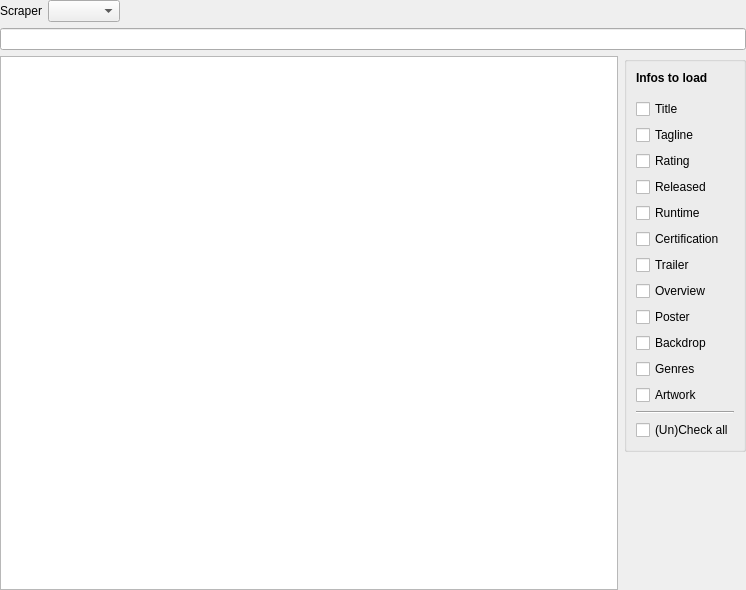
This is src/ui/concerts/ConcertSearchWidget.ui in Komet/MediaElch as Qt 5 draws it before an edit. The edited form follows.
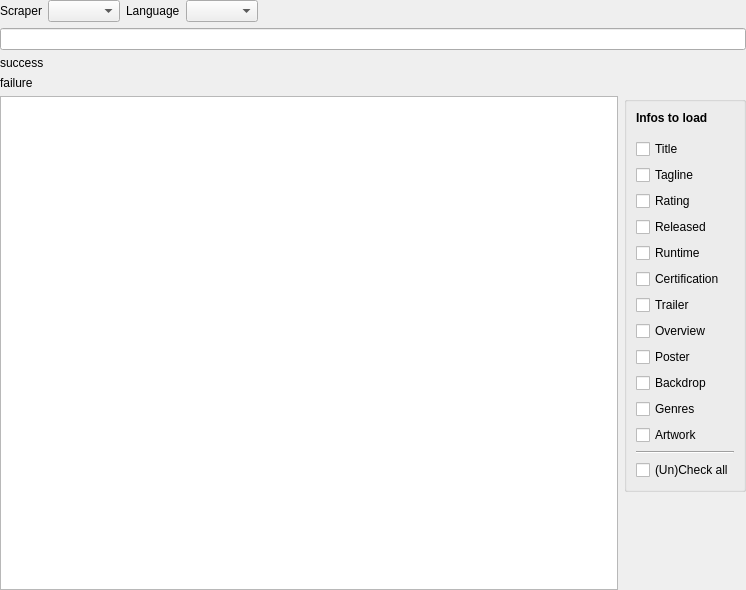
This is the edited form. Custom widgets are drawn as their Qt base class.

Commit message: [ConcertSearchWidget] Add language combo box to UI

```diff
--- a/src/ui/concerts/ConcertSearchWidget.ui
+++ b/src/ui/concerts/ConcertSearchWidget.ui
@@ -35,6 +35,16 @@
      <item>
       <widget class="QComboBox" name="comboScraper"/>
      </item>
+     <item>
+      <widget class="QLabel" name="lblLanguage">
+       <property name="text">
+        <string>Language</string>
+       </property>
+      </widget>
+     </item>
+     <item>
+      <widget class="LanguageCombo" name="comboLanguage"/>
+     </item>
      <item>
       <spacer name="horizontalSpacer_3">
        <property name="orientation">
@@ -53,6 +63,20 @@
    <item>
     <widget class="MyLineEdit" name="searchString"/>
    </item>
+   <item>
+    <widget class="QLabel" name="lblSuccessMessage">
+     <property name="text">
+      <string notr="true">success</string>
+     </property>
+    </widget>
+   </item>
+   <item>
+    <widget class="QLabel" name="lblErrorMessage">
+     <property name="text">
+      <string notr="true">failure</string>
+     </property>
+    </widget>
+   </item>
    <item>
     <layout class="QHBoxLayout" name="horizontalLayout_4" stretch="0,0">
      <item>
@@ -259,6 +283,11 @@
    <extends>QLineEdit</extends>
    <header>ui/small_widgets/MyLineEdit.h</header>
   </customwidget>
+  <customwidget>
+   <class>LanguageCombo</class>
+   <extends>QComboBox</extends>
+   <header location="global">ui/small_widgets/LanguageCombo.h</header>
+  </customwidget>
  </customwidgets>
  <resources/>
  <connections/>
```
Left out of the diff: 2 changed lines with no effect on the pictures. The commit also changes 13 other files.
